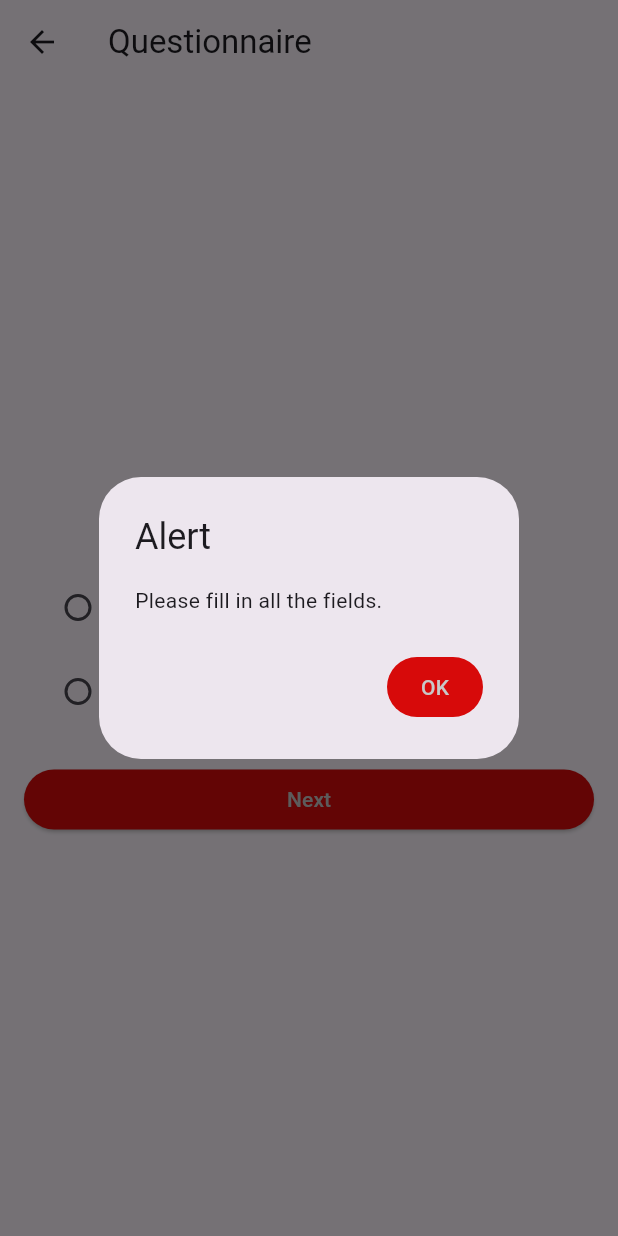
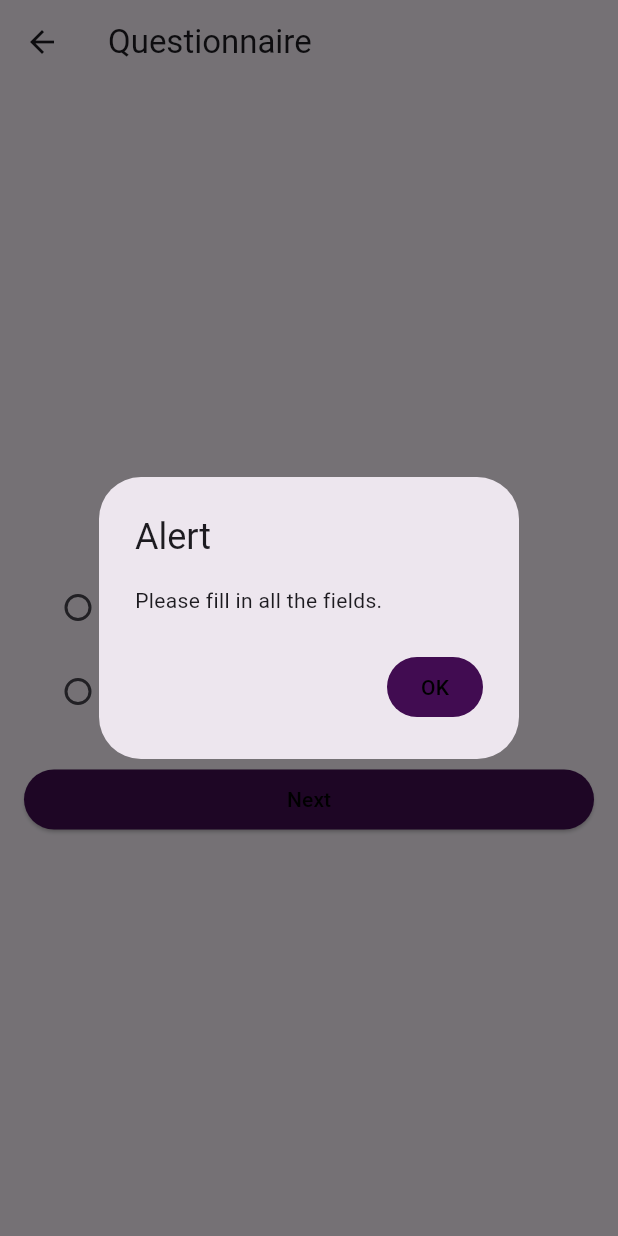
Before and after one commit to fouda19/KhayalApp, a Flutter app: the MyHomePage screen opened directly, after a tap on "Next", on a phone screen of 412 x 824 dp. Run offline on Flutter 3.47's test engine with Material 3 defaults, Android fonts, the phone set to English and light mode, and no system bars; our stand-ins replace flutter_dotenv, flutter_image_slideshow, font_awesome_flutter, google_fonts; missing offline and left inert: mailer.

Commit message:
911 (colors)

```diff
--- a/khayalfit/lib/pages/homepage.dart
+++ b/khayalfit/lib/pages/homepage.dart
@@ -151,6 +151,7 @@
           'Fats Intake: 15% - 35% of daily calories intake\n'
           'BMR: ${_rep.bmr} calories\n';
     try {
+    print('henaaa');
       final sendReport = await send(message, smtpServer);
       print('Message sent: ${sendReport.toString()}');
     } on MailerException catch (e) {
@@ -160,6 +161,7 @@
 
   void _nextQuestion() {
     //next button
+        print(dotenv.env);
     if ((_validateCurrentQuestion() == "truetrue") ||
         (_validateCurrentQuestion() == "truefalse")) {
       if (_currentQuestionIndex < _questions.length - 1) {
@@ -186,8 +188,8 @@
                     Navigator.of(context).pop();
                   },
                   style: ButtonStyle(
-                    backgroundColor: WidgetStateProperty.all<Color>(
-                        Theme.of(context).colorScheme.secondary),
+                    backgroundColor: MaterialStateColor.resolveWith(
+                        (states) => Theme.of(context).colorScheme.secondary),
                   ),
                   child: const Text('OK'),
                 ),
@@ -258,8 +260,8 @@
                   Navigator.of(context).pop();
                 },
                 style: ButtonStyle(
-                  backgroundColor: WidgetStateProperty.all<Color>(
-                      Theme.of(context).colorScheme.secondary),
+                  backgroundColor: MaterialStateColor.resolveWith(
+                      (states) => Theme.of(context).colorScheme.secondary),
                 ),
                 child: const Text('OK'),
               ),
@@ -282,8 +284,8 @@
                     Navigator.of(context).pop();
                   },
                   style: ButtonStyle(
-                    backgroundColor: WidgetStateProperty.all<Color>(
-                        Theme.of(context).colorScheme.secondary),
+                    backgroundColor: MaterialStateColor.resolveWith(
+                        (states) => Theme.of(context).colorScheme.secondary),
                   ),
                   child: const Text('OK'),
                 ),
@@ -305,8 +307,8 @@
                       Navigator.of(context).pop();
                     },
                     style: ButtonStyle(
-                      backgroundColor: WidgetStateProperty.all<Color>(
-                          Theme.of(context).colorScheme.secondary),
+                      backgroundColor: MaterialStateColor.resolveWith(
+                          (states) => Theme.of(context).colorScheme.secondary),
                     ),
                     child: const Text('OK'),
                   ),
@@ -495,8 +497,8 @@
                     ElevatedButton(
                       onPressed: _nextQuestion,
                       style: ButtonStyle(
-                        backgroundColor: WidgetStateProperty.all<Color>(
-                            Theme.of(context).colorScheme.secondary),
+                        backgroundColor: MaterialStateColor.resolveWith(
+                            (states) => Theme.of(context).colorScheme.secondary),
                       ),
                       child: const Text('Next'),
                     )
@@ -506,8 +508,8 @@
                     ElevatedButton(
                       onPressed: _submitAnswers,
                       style: ButtonStyle(
-                        backgroundColor: WidgetStateProperty.all<Color>(
-                            Theme.of(context).colorScheme.secondary),
+                        backgroundColor: MaterialStateColor.resolveWith(
+                            (states) => Theme.of(context).colorScheme.secondary),
                       ),
                       child: const Text('Submit'),
                     ),
@@ -516,8 +518,8 @@
                     ElevatedButton(
                       onPressed: _previousQuestion,
                       style: ButtonStyle(
-                        backgroundColor: WidgetStateProperty.all<Color>(
-                            Theme.of(context).colorScheme.secondary),
+                        backgroundColor: MaterialStateColor.resolveWith(
+                            (states) => Theme.of(context).colorScheme.secondary),
                       ),
                       child: const Text('Back'),
                     ),
@@ -568,8 +570,8 @@
                 Navigator.of(context).pop();
               },
               style: ButtonStyle(
-                backgroundColor: WidgetStateProperty.all<Color>(
-                    Theme.of(context).colorScheme.secondary),
+                backgroundColor: MaterialStateColor.resolveWith(
+                    (states) => Theme.of(context).colorScheme.secondary),
               ),
               child: const Text('OK'),
             ),
--- a/khayalfit/lib/pages/welcome.dart
+++ b/khayalfit/lib/pages/welcome.dart
@@ -71,7 +71,7 @@
                         'Unleash your potential',
                         style: GoogleFonts.pacifico(
                           fontSize: 28,
-                          color: Theme.of(context).colorScheme.primary,
+                          color: Theme.of(context).colorScheme.tertiary,
                         ),
                       ),
                       SizedBox(height: 10),
@@ -79,7 +79,7 @@
                         'Join Khayalergy now',
                         style: GoogleFonts.aBeeZee(
                           fontSize: 15,
-                          color: Theme.of(context).colorScheme.primary,
+                          color: Theme.of(context).colorScheme.tertiary,
                         ),
                       ),
                       SizedBox(height: 20),
--- a/khayalfit/lib/widgets/explore.dart
+++ b/khayalfit/lib/widgets/explore.dart
@@ -27,7 +27,7 @@
             child: Padding(
               padding: const EdgeInsets.only(left: 8.0),
               child: Text(
-                'MY SOCIAL MEDIA PLATFORMS',
+                'SOCIAL MEDIA PLATFORMS',
                 style: GoogleFonts.abrilFatface
               (
                   fontSize: (width>600)? 40:25,
--- a/khayalfit/pubspec.yaml
+++ b/khayalfit/pubspec.yaml
@@ -73,6 +73,7 @@
     - assets/images/3.jpg
     - assets/images/4.jpg
     - assets/images/gif.gif
+    - assets/.env
   #   - images/a_dot_ham.jpeg
 
   # An image asset can refer to one or more resolution-specific "variants", see
```
Also changed, not shown: khayalfit/lib/main.dart (+4 -4 lines), khayalfit/lib/widgets/customeractions.dart (+17 -4 lines).
